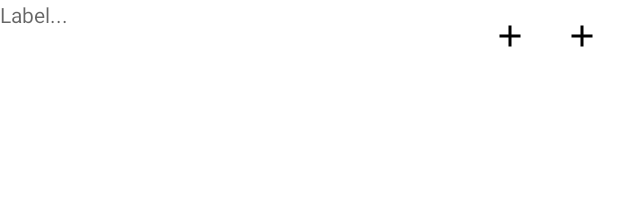
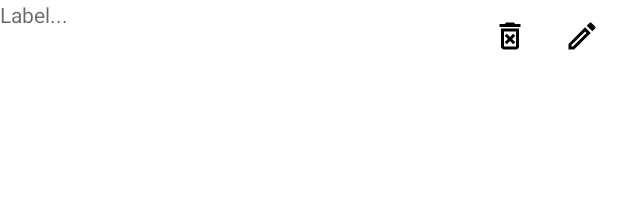
Before and after one commit to nbfalcon/AndroidChessClock, an Android app: the layout item_custom_time_control.xml on its own in the app's theme, with its tools: preview values and no code run, on a phone screen of 412 x 824 dp. Shown: the top 212 px of the screen. Run offline under Robolectric (Android 15) with nearby library versions, the phone set to English and light mode, and no system bars.

Commit message:
User proper icons instead of placeholder '+'

```diff
--- /dev/null
+++ b/app/src/main/res/drawable/ic_material_delete_forever.xml
@@ -0,0 +1,9 @@
+<vector xmlns:android="http://schemas.android.com/apk/res/android"
+    android:width="24dp"
+    android:height="24dp"
+    android:viewportWidth="24"
+    android:viewportHeight="24">
+  <path
+      android:pathData="M14.12,10.47L12,12.59l-2.13,-2.12 -1.41,1.41L10.59,14l-2.12,2.12 1.41,1.41L12,15.41l2.12,2.12 1.41,-1.41L13.41,14l2.12,-2.12zM15.5,4l-1,-1h-5l-1,1H5v2h14V4zM6,19c0,1.1 0.9,2 2,2h8c1.1,0 2,-0.9 2,-2V7H6v12zM8,9h8v10H8V9z"
+      android:fillColor="#000000"/>
+</vector>
--- /dev/null
+++ b/app/src/main/res/drawable/ic_material_edit.xml
@@ -0,0 +1,9 @@
+<vector xmlns:android="http://schemas.android.com/apk/res/android"
+    android:width="24dp"
+    android:height="24dp"
+    android:viewportWidth="24"
+    android:viewportHeight="24">
+  <path
+      android:pathData="M14.06,9.02l0.92,0.92L5.92,19L5,19v-0.92l9.06,-9.06M17.66,3c-0.25,0 -0.51,0.1 -0.7,0.29l-1.83,1.83 3.75,3.75 1.83,-1.83c0.39,-0.39 0.39,-1.02 0,-1.41l-2.34,-2.34c-0.2,-0.2 -0.45,-0.29 -0.71,-0.29zM14.06,6.19L3,17.25L3,21h3.75L17.81,9.94l-3.75,-3.75z"
+      android:fillColor="#000000"/>
+</vector>
--- /dev/null
+++ b/app/src/main/res/drawable/ic_material_manage_history.xml
@@ -0,0 +1,9 @@
+<vector xmlns:android="http://schemas.android.com/apk/res/android"
+    android:width="24dp"
+    android:height="24dp"
+    android:viewportWidth="24"
+    android:viewportHeight="24">
+  <path
+      android:pathData="M22.69,18.37l1.14,-1l-1,-1.73l-1.45,0.49c-0.32,-0.27 -0.68,-0.48 -1.08,-0.63L20,14h-2l-0.3,1.49c-0.4,0.15 -0.76,0.36 -1.08,0.63l-1.45,-0.49l-1,1.73l1.14,1c-0.08,0.5 -0.08,0.76 0,1.26l-1.14,1l1,1.73l1.45,-0.49c0.32,0.27 0.68,0.48 1.08,0.63L18,24h2l0.3,-1.49c0.4,-0.15 0.76,-0.36 1.08,-0.63l1.45,0.49l1,-1.73l-1.14,-1C22.77,19.13 22.77,18.87 22.69,18.37zM19,21c-1.1,0 -2,-0.9 -2,-2s0.9,-2 2,-2s2,0.9 2,2S20.1,21 19,21zM11,7v5.41l2.36,2.36l1.04,-1.79L13,11.59V7H11zM21,12c0,-4.97 -4.03,-9 -9,-9C9.17,3 6.65,4.32 5,6.36V4H3v6h6V8H6.26C7.53,6.19 9.63,5 12,5c3.86,0 7,3.14 7,7H21zM10.86,18.91C7.87,18.42 5.51,16.01 5.08,13H3.06c0.5,4.5 4.31,8 8.94,8c0.02,0 0.05,0 0.07,0L10.86,18.91z"
+      android:fillColor="#000000"/>
+</vector>
--- a/app/src/main/res/layout/item_custom_time_control.xml
+++ b/app/src/main/res/layout/item_custom_time_control.xml
@@ -22,7 +22,7 @@
         app:layout_constraintEnd_toStartOf="@+id/editRow"
         app:layout_constraintTop_toTopOf="@+id/editRow"
         android:background="@null"
-        app:srcCompat="@drawable/ic_material_add" />
+        app:srcCompat="@drawable/ic_material_delete_forever" />
 
     <ImageButton
         android:id="@+id/editRow"
@@ -31,5 +31,5 @@
         app:layout_constraintEnd_toEndOf="parent"
         app:layout_constraintTop_toTopOf="parent"
         android:background="@null"
-        app:srcCompat="@drawable/ic_material_add" />
+        app:srcCompat="@drawable/ic_material_edit" />
 </androidx.constraintlayout.widget.ConstraintLayout>
--- a/app/src/main/res/menu/chess_clock_threedot.xml
+++ b/app/src/main/res/menu/chess_clock_threedot.xml
@@ -8,7 +8,7 @@
         app:showAsAction="ifRoom|withText" />
     <item
         android:id="@+id/menuManageTimeControls"
-        android:icon="@drawable/ic_material_add"
+        android:icon="@drawable/ic_material_manage_history"
         android:title="Manage Time Controls"
         app:showAsAction="ifRoom|withText" />
 </menu>
```
